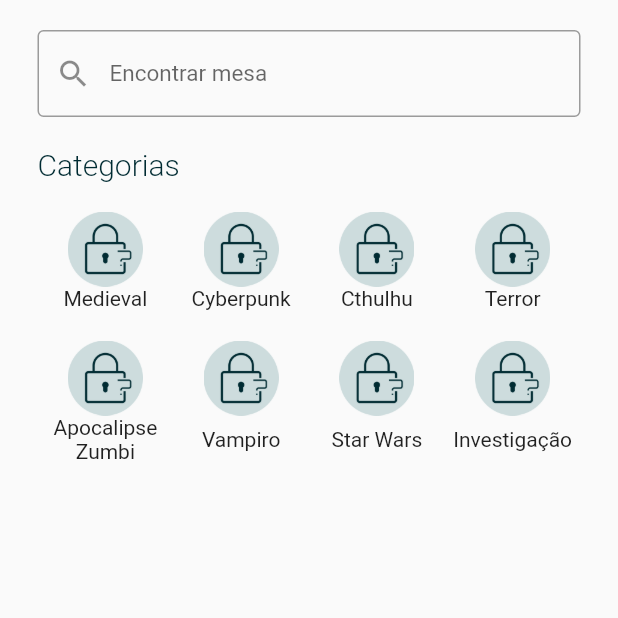
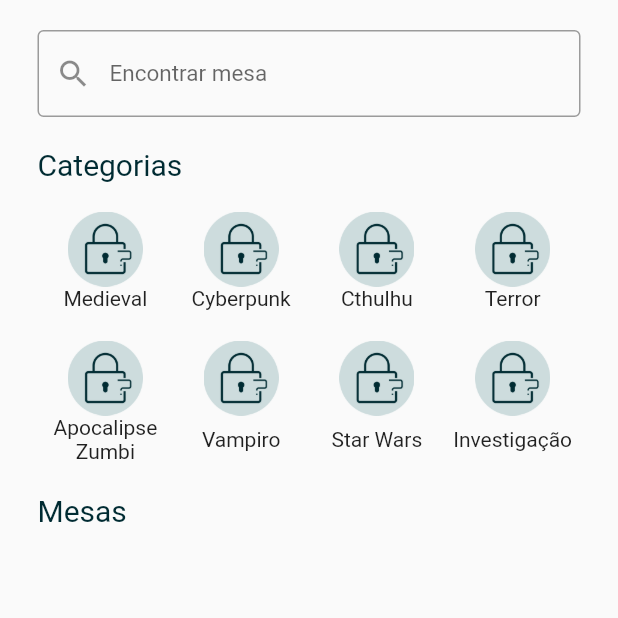
Before and after one commit to yuriyanguimaraes/fat-was, a Flutter app: the Home screen opened directly, on a phone screen of 412 x 824 dp, the top half of it. Run offline on Flutter 3.47's test engine with Material 2 defaults, Android fonts, the phone set to English and light mode, and no system bars.

Commit message:
add imgs

```diff
--- a/lib/pages/home.dart
+++ b/lib/pages/home.dart
@@ -1,6 +1,7 @@
 import 'package:flutter/material.dart';
 
 class Home extends StatelessWidget {
+
   @override
   Widget build(BuildContext context) {
     return Scaffold(
@@ -34,7 +35,7 @@ class Home extends StatelessWidget {
               "Categorias",
               style: TextStyle(
                 color: Color(0xFF002B32),
-                fontWeight: FontWeight.w300,
+                fontWeight: FontWeight.w400,
                 fontSize: 20,
               ),
             ),
@@ -180,6 +181,17 @@ class Home extends StatelessWidget {
                 ),
               ],
             ),
+            SizedBox(
+              height: 20,
+            ),
+            Text(
+              "Mesas",
+              style: TextStyle(
+                color: Color(0xFF002B32),
+                fontWeight: FontWeight.w400,
+                fontSize: 20,
+              ),
+            ),
           ],
         ),
       ),
--- a/pubspec.yaml
+++ b/pubspec.yaml
@@ -44,6 +44,8 @@ flutter:
   assets:
    - assets/images/LogoFaT.png
    - assets/images/esqueceu_a_senha.png
+   - assets/images/mesa1.jpg
+   - assets/images/mesa2.jpg
   #  - images/a_dot_ham.jpeg
 
   # An image asset can refer to one or more resolution-specific "variants", see
```
Also changed, not shown: assets/images/mesa1.jpg (added), assets/images/mesa2.jpg (added).
